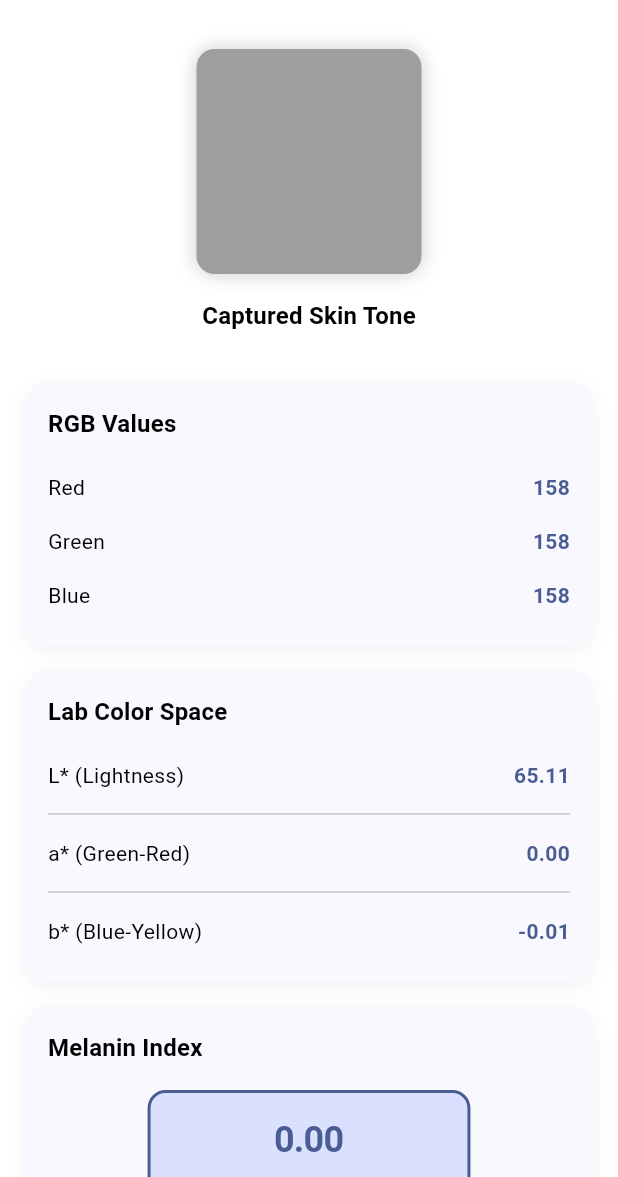
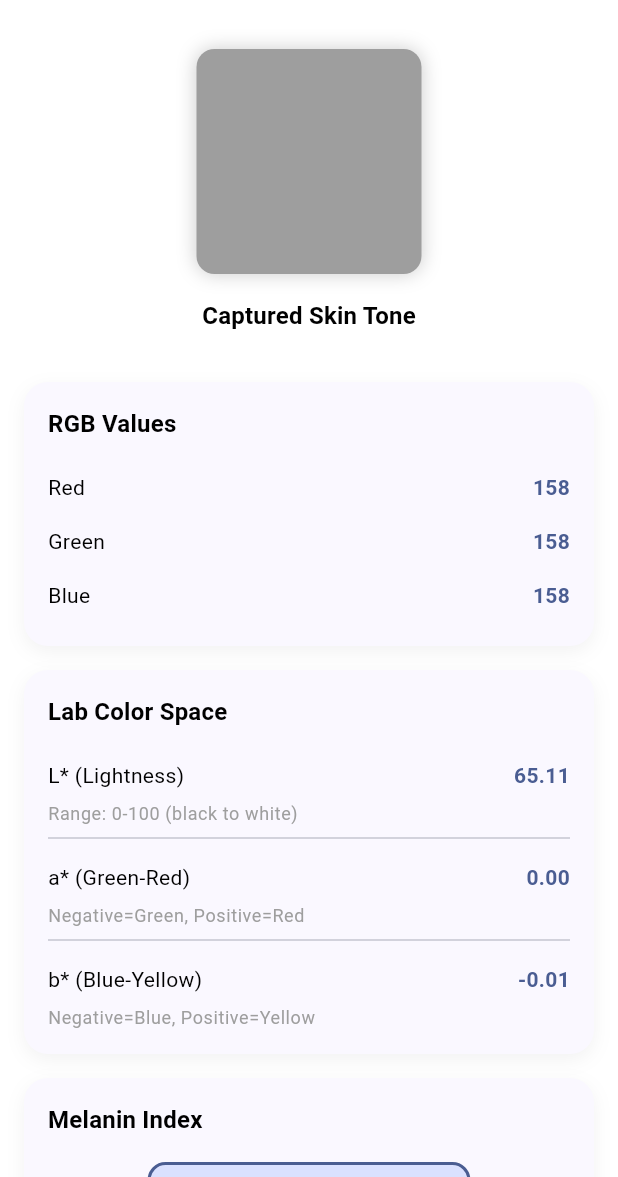
Before and after one commit to Lokesh-1511/Glucose-Monitoring-System-App, a Flutter app: the SkinToneResultPage screen opened directly with empty values, on a phone screen of 412 x 824 dp, the part 59-1236 px from its top. Run offline on Flutter 3.47's test engine with Material 3 defaults, Android fonts, the phone set to English and light mode, and no system bars; our stand-ins replace camera, fl_chart, shared_preferences; accounts and stored records are empty.

Commit message:
Fix _ResultRow parameter mismatch - add description parameter support

```diff
--- a/lib/screens/skin_tone_result_page.dart
+++ b/lib/screens/skin_tone_result_page.dart
@@ -480,16 +480,21 @@ class _ResultCard extends StatelessWidget {
 class _ResultRow extends StatelessWidget {
   final String label;
   final String value;
+  final String? description;
 
   const _ResultRow({
     Key? key,
     required this.label,
     required this.value,
+    this.description,
   }) : super(key: key);
 
   @override
   Widget build(BuildContext context) {
-    return Padding(
+    return Column(
+      crossAxisAlignment: CrossAxisAlignment.start,
+      children: [
+        Padding(
           padding: const EdgeInsets.symmetric(vertical: 8),
           child: Row(
             mainAxisAlignment: MainAxisAlignment.spaceBetween,
@@ -507,6 +512,15 @@ class _ResultRow extends StatelessWidget {
               ),
             ],
           ),
+        ),
+        if (description != null)
+          Text(
+            description!,
+            style: Theme.of(context).textTheme.bodySmall?.copyWith(
+              color: Colors.grey.shade500,
+            ),
+          ),
+      ],
     );
   }
 }
```
Lines whose indentation alone changed are shown as unchanged.
